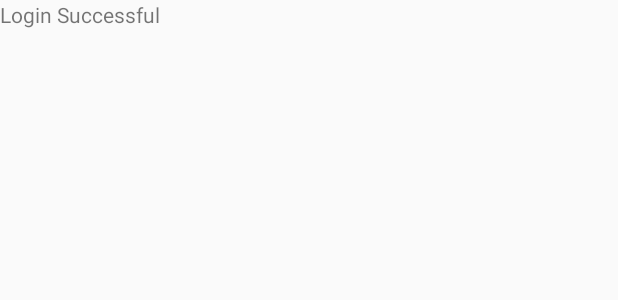
After one commit to abhisheksaitwal/LoginID, an Android app: the layout mainactivity.xml on its own in the app's theme, with its tools: preview values and no code run, on a phone screen of 412 x 824 dp. The commit adds this screen. Shown: the top 300 px of the screen. Run offline under Robolectric (Android 15) with nearby library versions, the phone set to English and light mode, and no system bars.

Commit message:
adding files

```diff
--- a/app/src/main/java/com/sourcey/loginproject/MainActivity.java
+++ b/app/src/main/java/com/sourcey/loginproject/MainActivity.java
@@ -1,8 +1,7 @@
 package com.sourcey.loginproject;
 
-import android.content.Intent;
+import android.os.Bundle;
 import android.support.v7.app.ActionBarActivity;
-import android.os.Bundle;
 import android.view.Menu;
 import android.view.MenuItem;
 
@@ -12,9 +11,8 @@ public class MainActivity extends ActionBarActivity {
     @Override
     protected void onCreate(Bundle savedInstanceState) {
         super.onCreate(savedInstanceState);
+        setContentView(R.layout.mainactivity);
 
-        Intent intent = new Intent(this, LoginActivity.class);
-        startActivity(intent);
     }
 
     @Override
--- /dev/null
+++ b/app/src/main/res/layout/mainactivity.xml
@@ -0,0 +1,11 @@
+<?xml version="1.0" encoding="utf-8"?>
+<LinearLayout xmlns:android="http://schemas.android.com/apk/res/android"
+    android:orientation="vertical" android:layout_width="match_parent"
+    android:layout_height="match_parent">
+
+    <TextView
+        android:text="Login Successful"
+        android:layout_width="match_parent"
+        android:layout_height="wrap_content"
+        android:id="@+id/textView" />
+</LinearLayout>
--- a/app/src/main/res/values/strings.xml
+++ b/app/src/main/res/values/strings.xml
@@ -3,4 +3,5 @@
 
     <string name="hello_world">Hello world!</string>
     <string name="action_settings">Settings</string>
+    <string name="login_error_message">Error</string>
 </resources>
```
Also changed, not shown: app/src/main/java/com/sourcey/loginproject/LoginActivity.java (+16 -0 lines), app/src/main/java/com/sourcey/loginproject/SignupActivity.java (+13 -1 lines), app/src/main/java/com/sourcey/loginproject/UserManager.java (added, +50 -0 lines).
